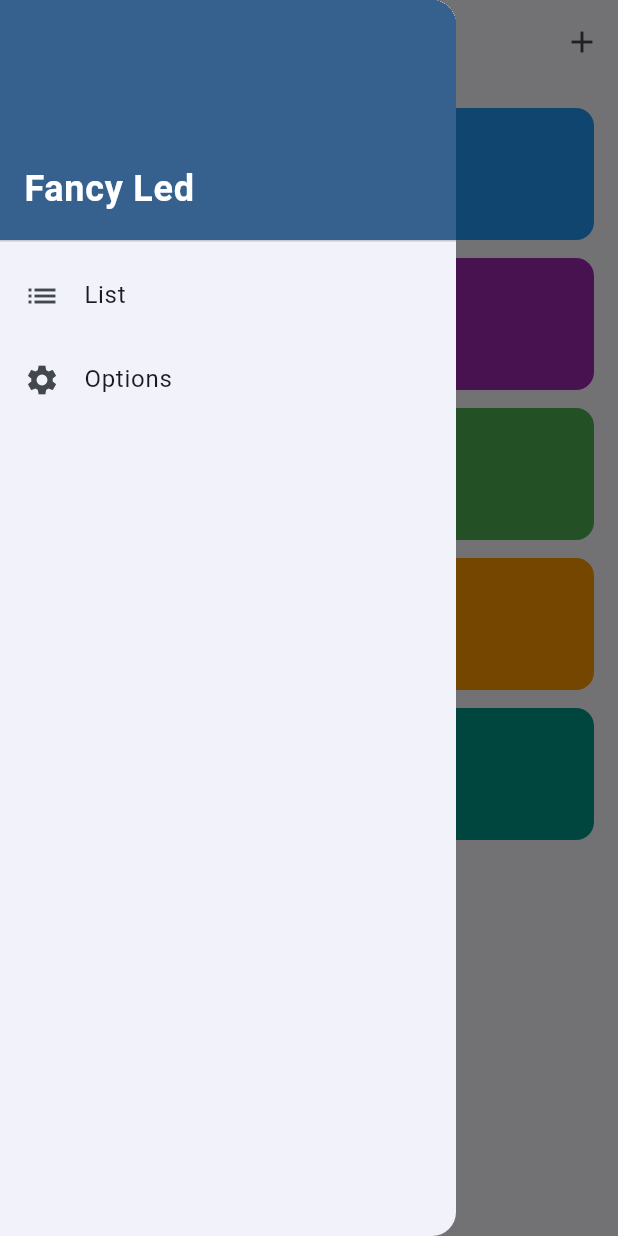
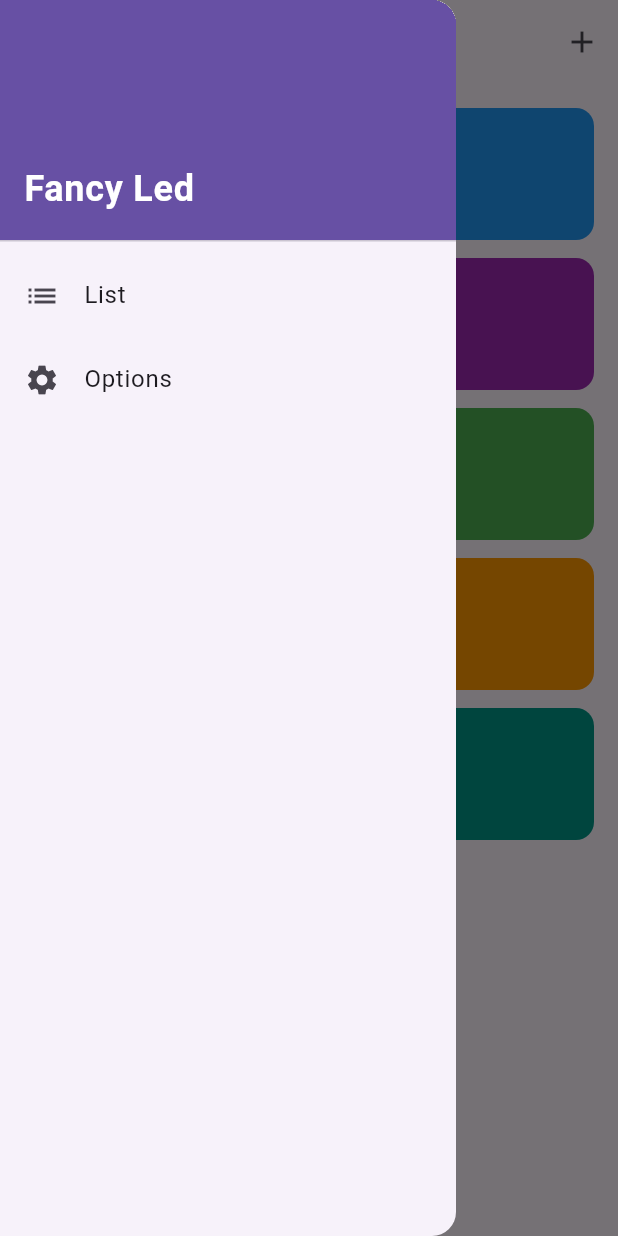
Before and after one commit to chouyo/project_led, a Flutter app: the screen it shows after launch, with the side drawer open, on a phone screen of 412 x 824 dp. Run offline on Flutter 3.47's test engine with Material 3 defaults, Android fonts, the phone set to English and light mode, and no system bars; our stand-ins replace get, hive, hive_flutter, wakelock_plus; accounts and stored records are empty.

Commit message:
Update theme in main.dart to use light mode and adjust overlay animation duration in home.screen.dart for instant visibility

```diff
--- a/lib/main.dart
+++ b/lib/main.dart
@@ -43,10 +43,7 @@ class Main extends StatelessWidget {
     return GetMaterialApp(
       initialRoute: initialRoute,
       getPages: Nav.routes,
-      theme: ThemeData(
-        useMaterial3: true,
-        colorSchemeSeed: Colors.blue,
-      ),
+      theme: ThemeData.light(useMaterial3: true),
       builder: (context, child) {
         return Scaffold(
           drawer: MainDrawer(),
--- a/lib/presentation/home/home.screen.dart
+++ b/lib/presentation/home/home.screen.dart
@@ -91,7 +91,7 @@ class _HomeScreenState extends State<HomeScreen> with WidgetsBindingObserver {
               // Overlay with animation
               Obx(
                 () => AnimatedOpacity(
-                  duration: Duration(milliseconds: 300),
+                  duration: Duration(milliseconds: 0),
                   curve: Curves.easeInOut,
                   opacity: controller.showOverlay.value ? 1.0 : 0.0,
                   child: GestureDetector(
```
